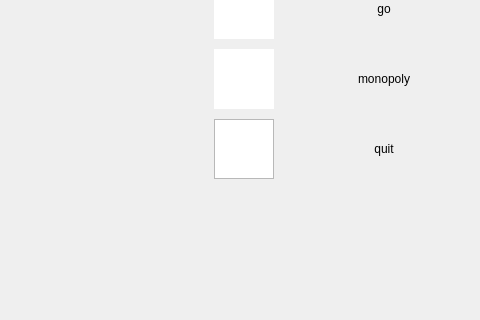
ppate67/NetworkBoardGames, file graphics/mainwindow.ui: the form before one commit; both pictures show x 426 to 906 and y 360 to 680 of the 1294 by 680 pixel window.
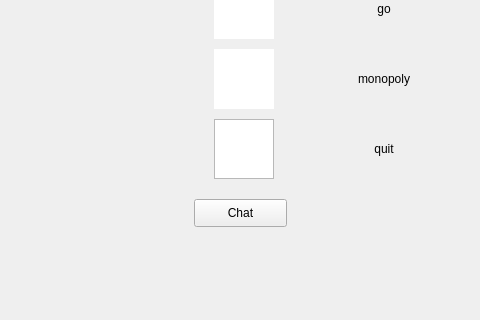
The form after the commit. Icons and pictures are not drawn.

Commit message: Adding chatwindow UI to graphics folder, only open chatwindow for now

Patch:
```diff
--- a/graphics/mainwindow.ui
+++ b/graphics/mainwindow.ui
@@ -269,6 +269,19 @@
      <number>1</number>
     </property>
    </widget>
+   <widget class="QPushButton" name="pushButton">
+    <property name="geometry">
+     <rect>
+      <x>620</x>
+      <y>540</y>
+      <width>93</width>
+      <height>28</height>
+     </rect>
+    </property>
+    <property name="text">
+     <string>Chat</string>
+    </property>
+   </widget>
   </widget>
   <widget class="QStatusBar" name="statusBar"/>
   <widget class="QMenuBar" name="menuBar">
```
Left out of the diff: 18 changed lines with no effect on the pictures. The commit also changes 5 other files.
